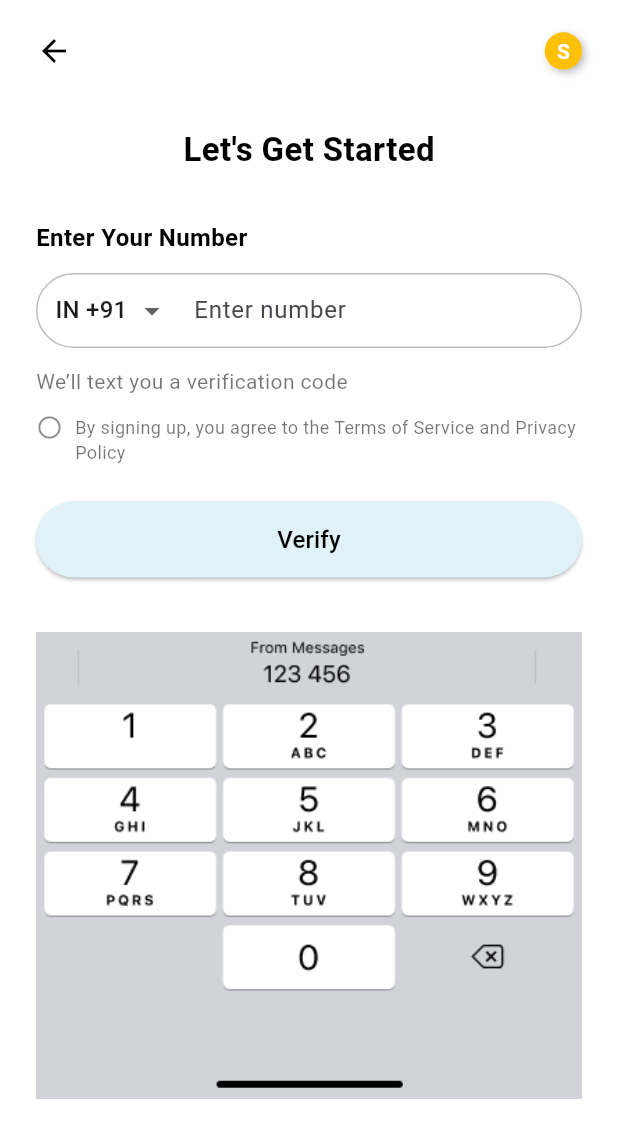
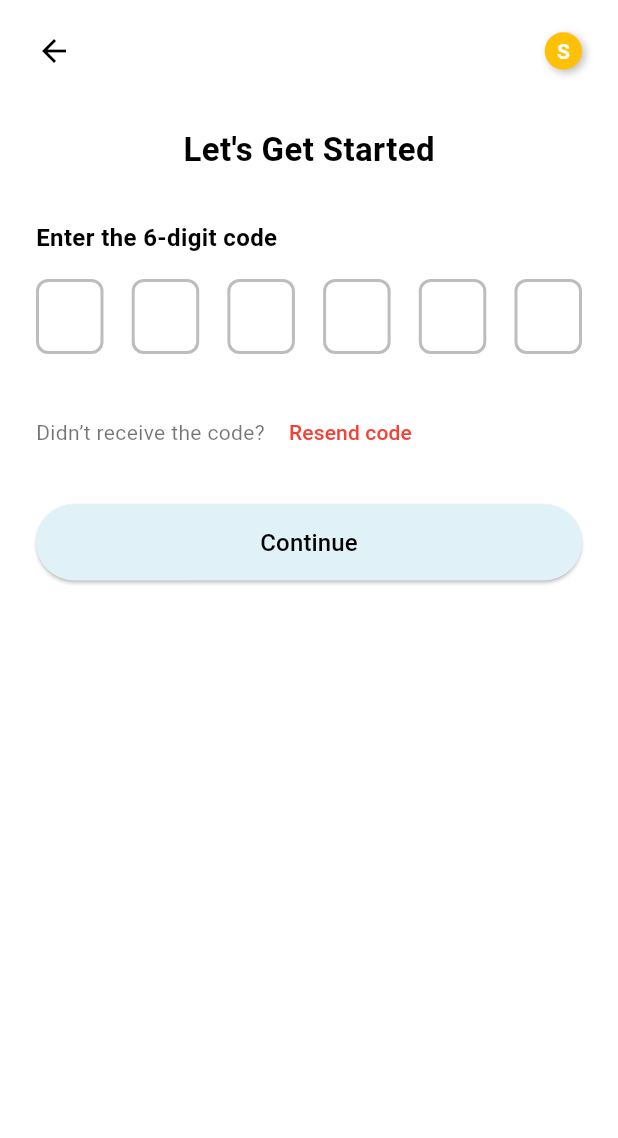
Before and after one commit to Amansarfraz/sparkle_app, a Flutter app: the VerifyNumberScreen screen opened by its route, after a tap on "Verify", on a phone screen of 412 x 824 dp. Shown: the top 1138 px of the screen. Run offline on Flutter 3.47's test engine with Material 3 defaults, Android fonts, the phone set to English and light mode, and no system bars; drawn by our look-alikes of pin_code_fields; Roboto replaces fonts that are missing (Poppins).

Commit message:
Initial commit

```diff
--- a/lib/main.dart
+++ b/lib/main.dart
@@ -4,6 +4,7 @@ import 'screens/splash_screen.dart';
 import 'screens/get_started_screen.dart';
 import 'screens/sign_up_screen.dart';
 import 'screens/sign_up_screen2.dart';
+import 'screens/verify_code_screen.dart';
 
 void main() {
   runApp(const SparkleApp());
@@ -25,6 +26,7 @@ class SparkleApp extends StatelessWidget {
         '/sign_up_screen': (context) => const SignUpScreen(),
         '/sign_up_screen2': (context) => const SignUpScreen2(),
         '/verify_number_screen': (context) => const VerifyNumberScreen(),
+        '/verify_code_screen': (context) => const VerifyCodeScreen(),
       },
     );
   }
--- /dev/null
+++ b/lib/screens/verify_code_screen.dart
@@ -0,0 +1,139 @@
+import 'package:flutter/material.dart';
+
+import 'package:pin_code_fields/pin_code_fields.dart'; // Add this import to ensure PinCodeTextField is available
+
+class VerifyCodeScreen extends StatelessWidget {
+  const VerifyCodeScreen({super.key});
+
+  @override
+  Widget build(BuildContext context) {
+    return Scaffold(
+      backgroundColor: Colors.white,
+      body: SafeArea(
+        child: Padding(
+          padding: const EdgeInsets.symmetric(horizontal: 24, vertical: 16),
+          child: Column(
+            crossAxisAlignment: CrossAxisAlignment.center,
+            children: [
+              // Back Arrow + Star
+              Row(
+                mainAxisAlignment: MainAxisAlignment.spaceBetween,
+                children: [
+                  const Icon(Icons.arrow_back, color: Colors.black),
+                  const Spacer(),
+                  Container(
+                    decoration: const BoxDecoration(
+                      color: Colors.amber,
+                      shape: BoxShape.circle,
+                      boxShadow: [
+                        BoxShadow(
+                          color: Colors.black26,
+                          blurRadius: 4,
+                          offset: Offset(2, 2),
+                        ),
+                      ],
+                    ),
+                    padding: const EdgeInsets.all(8),
+                    child: const Text(
+                      "S",
+                      style: TextStyle(
+                        fontWeight: FontWeight.bold,
+                        color: Colors.white,
+                      ),
+                    ),
+                  ),
+                ],
+              ),
+              const SizedBox(height: 32),
+
+              // Title
+              const Text(
+                "Let's Get Started",
+                style: TextStyle(
+                  fontSize: 22,
+                  fontWeight: FontWeight.bold,
+                  color: Colors.black,
+                ),
+              ),
+              const SizedBox(height: 32),
+
+              // Enter Code Label
+              const Align(
+                alignment: Alignment.centerLeft,
+                child: Text(
+                  "Enter the 6-digit code",
+                  style: TextStyle(
+                    fontSize: 16,
+                    fontWeight: FontWeight.w600,
+                    color: Colors.black,
+                  ),
+                ),
+              ),
+              const SizedBox(height: 16),
+
+              // OTP Input Field
+              PinCodeTextField(
+                appContext: context,
+                length: 6,
+                keyboardType: TextInputType.number,
+                animationType: AnimationType.scale,
+                pinTheme: PinTheme(
+                  shape: PinCodeFieldShape.box,
+                  borderRadius: BorderRadius.circular(8),
+                  fieldHeight: 50,
+                  fieldWidth: 45,
+                  activeFillColor: Colors.white,
+                  selectedColor: Colors.blue,
+                  selectedFillColor: Colors.white,
+                  inactiveColor: Colors.black26,
+                  inactiveFillColor: Colors.white,
+                ),
+                enableActiveFill: true,
+                onChanged: (value) {},
+              ),
+              const SizedBox(height: 12),
+
+              // Resend Code
+              Row(
+                children: [
+                  const Text(
+                    "Didn’t receive the code?",
+                    style: TextStyle(color: Colors.black54, fontSize: 14),
+                  ),
+                  const SizedBox(width: 4),
+                  TextButton(
+                    onPressed: () {},
+                    child: const Text(
+                      "Resend code",
+                      style: TextStyle(color: Colors.red, fontSize: 14),
+                    ),
+                  ),
+                ],
+              ),
+              const SizedBox(height: 24),
+
+              // Continue Button
+              SizedBox(
+                width: double.infinity,
+                child: ElevatedButton(
+                  onPressed: () {},
+                  style: ElevatedButton.styleFrom(
+                    backgroundColor: const Color(0xFFE0F2F7),
+                    shape: RoundedRectangleBorder(
+                      borderRadius: BorderRadius.circular(30),
+                    ),
+                    padding: const EdgeInsets.symmetric(vertical: 14),
+                  ),
+                  child: const Text(
+                    "Continue",
+                    style: TextStyle(color: Colors.black, fontSize: 16),
+                  ),
+                ),
+              ),
+            ],
+          ),
+        ),
+      ),
+    );
+  }
+}
--- a/lib/screens/verify_number_screen.dart
+++ b/lib/screens/verify_number_screen.dart
@@ -1,4 +1,5 @@
 import 'package:flutter/material.dart';
+import 'verify_code_screen.dart';
 
 class VerifyNumberScreen extends StatelessWidget {
   const VerifyNumberScreen({super.key});
@@ -138,7 +139,14 @@ class VerifyNumberScreen extends StatelessWidget {
               SizedBox(
                 width: double.infinity,
                 child: ElevatedButton(
-                  onPressed: () {},
+                  onPressed: () {
+                    Navigator.push(
+                      context,
+                      MaterialPageRoute(
+                        builder: (context) => const VerifyCodeScreen(),
+                      ),
+                    );
+                  },
                   style: ElevatedButton.styleFrom(
                     backgroundColor: const Color(0xFFE0F2F7),
                     shape: RoundedRectangleBorder(
--- a/pubspec.yaml
+++ b/pubspec.yaml
@@ -38,6 +38,7 @@ dependencies:
 dev_dependencies:
   flutter_test:
     sdk: flutter
+  pin_code_fields: ^8.0.1
 
   # The "flutter_lints" package below contains a set of recommended lints to
   # encourage good coding practices. The lint set provided by the package is
```
Also changed, not shown: pubspec.lock.
